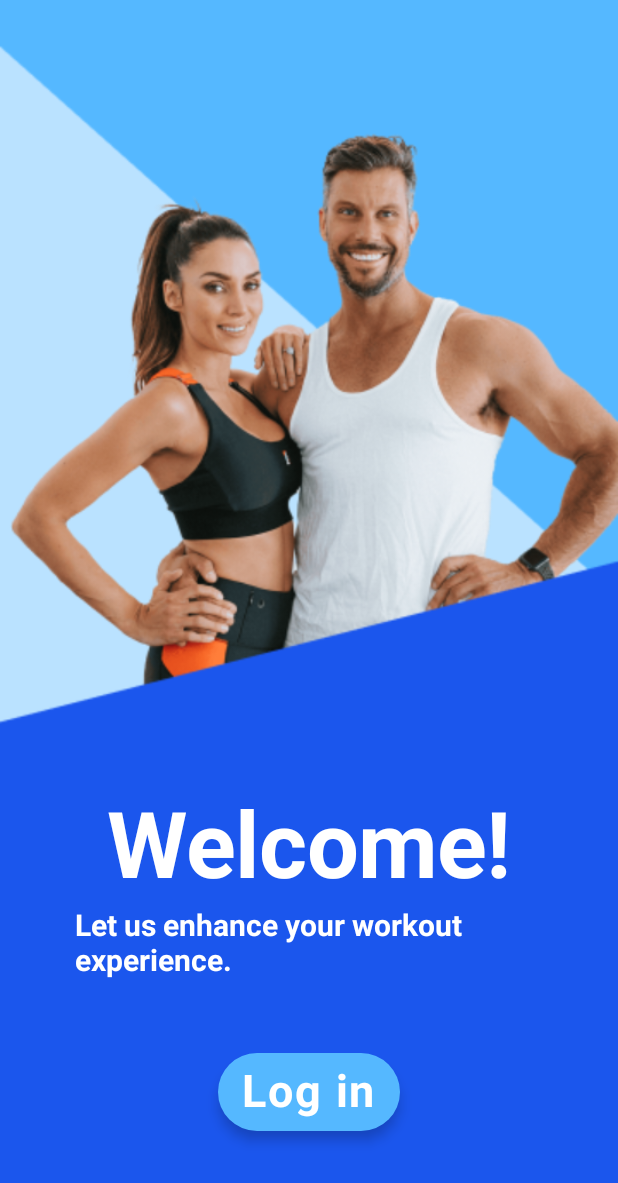
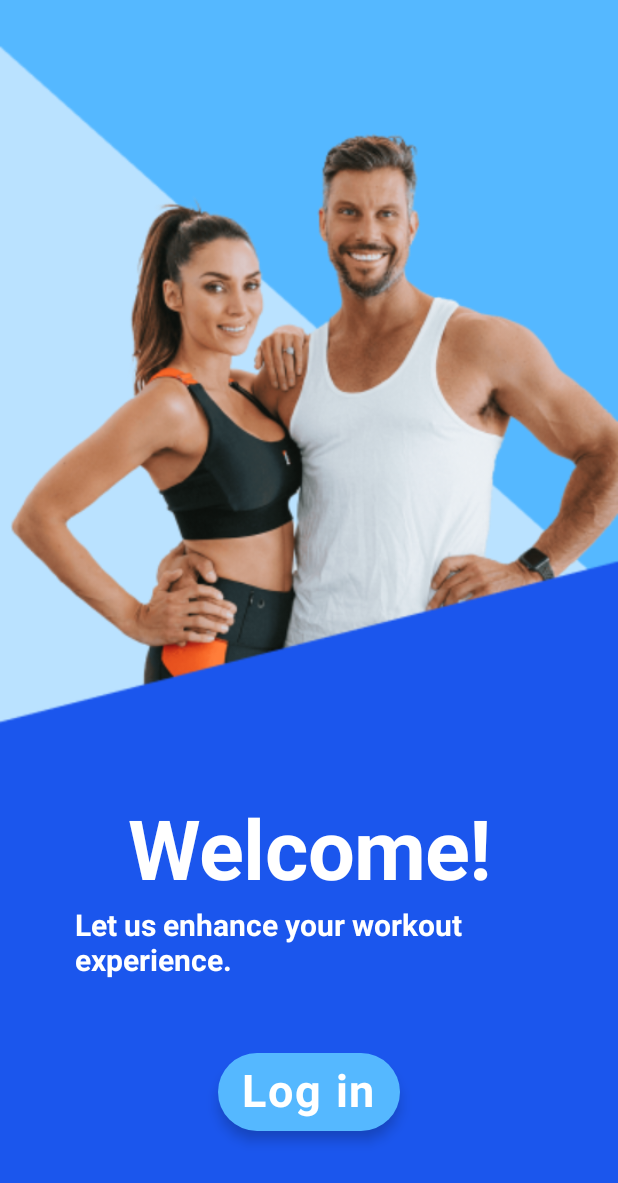
Before and after one commit to martinhecht01/step-mobile, an Android app built with Jetpack Compose: the screen it shows after launch (MainActivity), on a phone screen of 412 x 824 dp. Shown: the top 1183 px of the screen. Run offline under Robolectric (Android 15) with nearby library versions, the phone set to English and light mode, and no system bars; our stand-ins replace accompanist.

Commit message:
welcome font

```diff
--- a/app/src/main/java/com/example/step_mobile/screens/WelcomeScreen.kt
+++ b/app/src/main/java/com/example/step_mobile/screens/WelcomeScreen.kt
@@ -19,6 +19,7 @@ import androidx.compose.ui.graphics.Color
 import androidx.compose.ui.layout.AlignmentLine
 import androidx.compose.ui.layout.ContentScale
 import androidx.compose.ui.platform.LocalContext
+import androidx.compose.ui.platform.LocalDensity
 import androidx.compose.ui.res.painterResource
 import androidx.compose.ui.res.stringResource
 import androidx.compose.ui.text.font.FontWeight
@@ -92,7 +93,7 @@ fun subtitleText(text: String) {
 fun titleText(text: String) {
     Text(
         text,
-        fontSize = 61.sp,
+        fontSize = (55/ LocalDensity.current.fontScale).sp,
         fontWeight = FontWeight.Bold,
         color = Color.White,
         modifier = Modifier.padding(bottom = 5.dp)
```
